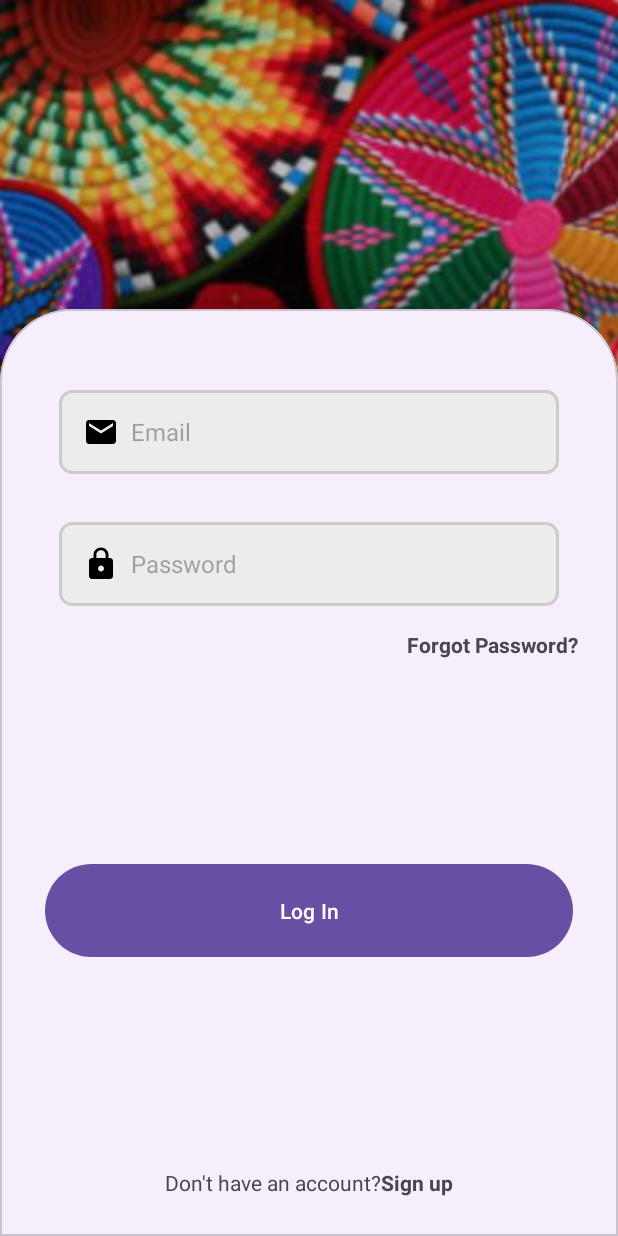
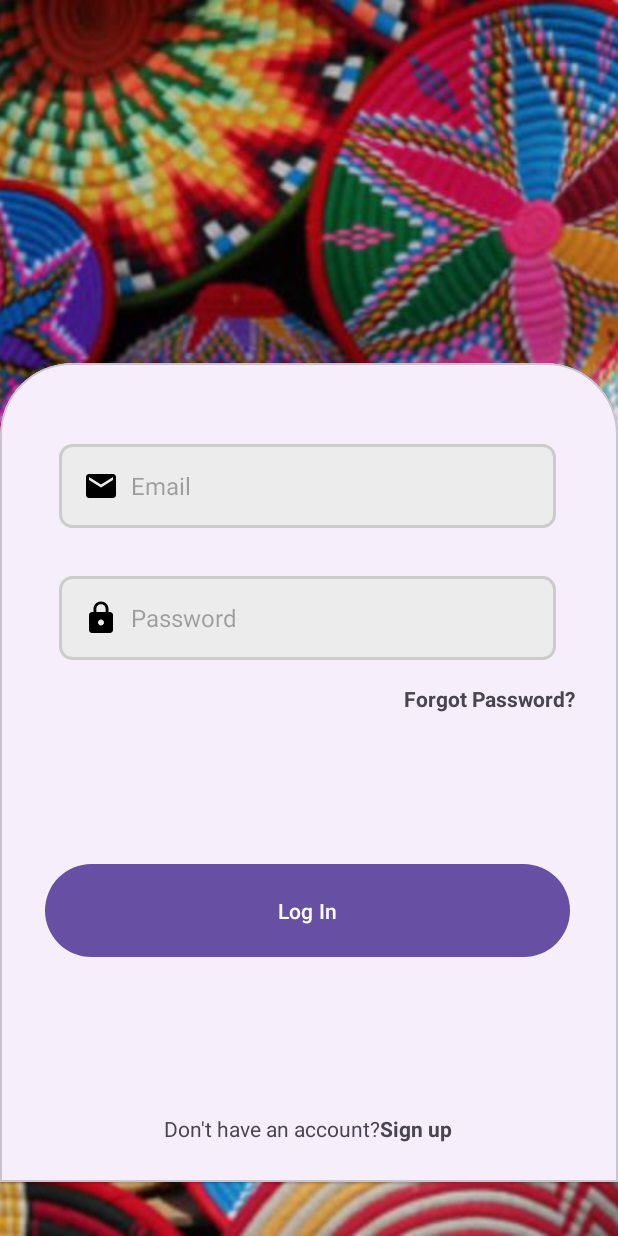
Before and after one commit to yeabb/GST, an Android app: the fragment Login shown on its own in the app's theme, on a phone screen of 412 x 824 dp. Run offline under Robolectric (Android 15) with nearby library versions, the phone set to English and light mode, and no system bars.

Commit message:
Login fragment calibration

```diff
--- a/app/src/main/java/com/example/gst/Login.kt
+++ b/app/src/main/java/com/example/gst/Login.kt
@@ -1,6 +1,7 @@
 package com.example.gst
 
 import android.os.Bundle
+import android.util.Log
 import android.view.LayoutInflater
 import android.view.View
 import android.view.ViewGroup
@@ -33,6 +34,7 @@ class Login : Fragment() {
         inflater: LayoutInflater, container: ViewGroup?,
         savedInstanceState: Bundle?
     ): View? {
+        Log.d("LoginFragment", "Login fragment created")
         // Inflate the layout for this fragment
         return inflater.inflate(R.layout.fragment_login, container, false)
     }
--- a/app/src/main/java/com/example/gst/MainActivity.kt
+++ b/app/src/main/java/com/example/gst/MainActivity.kt
@@ -2,6 +2,7 @@ package com.example.gst
 
 
 import android.os.Bundle
+import android.util.Log
 import androidx.appcompat.app.AppCompatActivity
 import androidx.fragment.app.Fragment
 import com.example.gst.databinding.ActivityMainBinding
@@ -13,7 +14,8 @@ class MainActivity : AppCompatActivity() {
         super.onCreate(savedInstanceState)
         binding = ActivityMainBinding.inflate(layoutInflater)
         setContentView(binding.root)
-        replaceFragment(Home())
+        Log.d("MainActivity", "onCreate")
+        replaceFragment(Login())
 
         binding.bottomNavigationView.setOnItemSelectedListener {
             when(it.itemId){
--- a/app/src/main/res/layout/fragment_login.xml
+++ b/app/src/main/res/layout/fragment_login.xml
@@ -1,6 +1,5 @@
 <?xml version="1.0" encoding="utf-8"?>
-<androidx.constraintlayout.widget.ConstraintLayout
-    xmlns:android="http://schemas.android.com/apk/res/android"
+<androidx.constraintlayout.widget.ConstraintLayout xmlns:android="http://schemas.android.com/apk/res/android"
     xmlns:app="http://schemas.android.com/apk/res-auto"
     xmlns:tools="http://schemas.android.com/tools"
     android:id="@+id/frameLayout"
@@ -8,7 +7,6 @@
     android:layout_height="match_parent"
     tools:context=".Login">
 
-    <!-- Add ImageView for the background -->
 
     <ImageView
         android:id="@+id/logInBackgroundImage"
@@ -21,18 +19,26 @@
         app:layout_constraintEnd_toEndOf="parent"
         app:layout_constraintBottom_toBottomOf="parent" />
 
-    <!-- Your existing CardView and Guideline -->
+
+    <androidx.constraintlayout.widget.Guideline
+        android:id="@+id/guideline2"
+        android:layout_width="wrap_content"
+        android:layout_height="wrap_content"
+        android:orientation="horizontal"
+        app:layout_constraintGuide_percent=".25" />
+
     <com.google.android.material.card.MaterialCardView
         style="@style/custom_card_view_style"
         android:layout_width="match_parent"
-        android:layout_height="0dp"
+        android:layout_height="wrap_content"
         app:layout_constraintBottom_toBottomOf="parent"
         app:layout_constraintEnd_toEndOf="parent"
+        app:layout_constraintStart_toStartOf="parent"
         app:layout_constraintTop_toTopOf="@+id/guideline2">
 
         <androidx.constraintlayout.widget.ConstraintLayout
-            android:layout_width="match_parent"
-            android:layout_height="match_parent">
+            android:layout_width="382dp"
+            android:layout_height="518dp">
 
             <LinearLayout
                 android:layout_width="wrap_content"
@@ -124,12 +130,7 @@
 
 
         </androidx.constraintlayout.widget.ConstraintLayout>
+
     </com.google.android.material.card.MaterialCardView>
 
-    <androidx.constraintlayout.widget.Guideline
-        android:id="@+id/guideline2"
-        android:layout_width="wrap_content"
-        android:layout_height="wrap_content"
-        android:orientation="horizontal"
-        app:layout_constraintGuide_percent=".25" />
 </androidx.constraintlayout.widget.ConstraintLayout>
```
